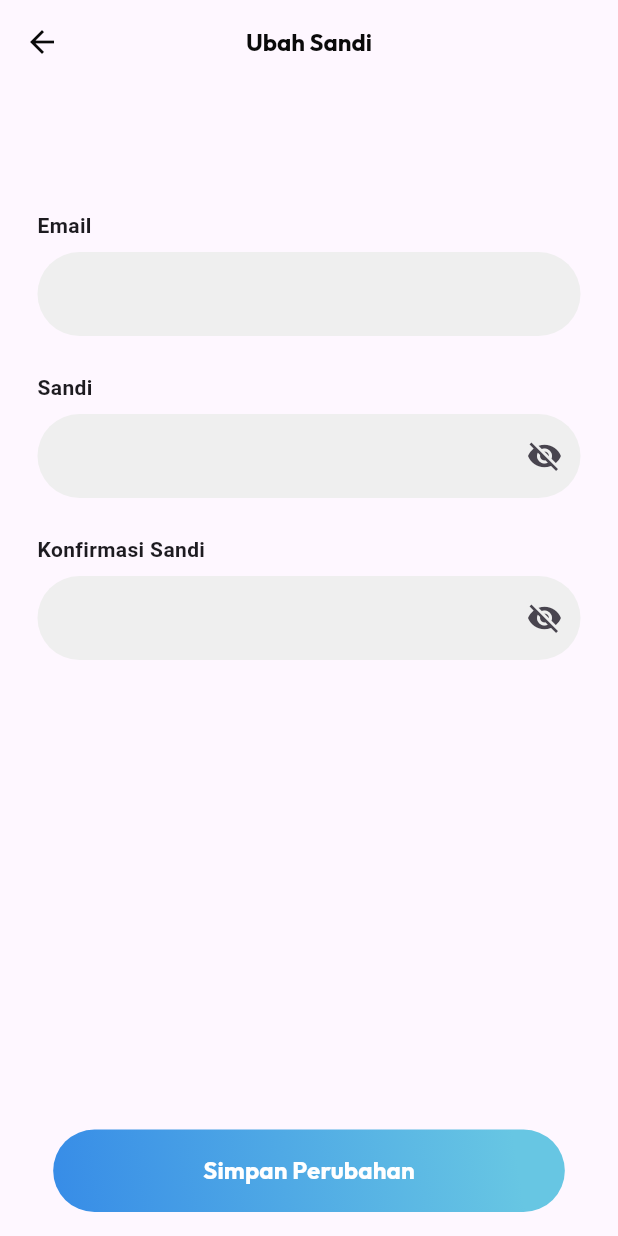
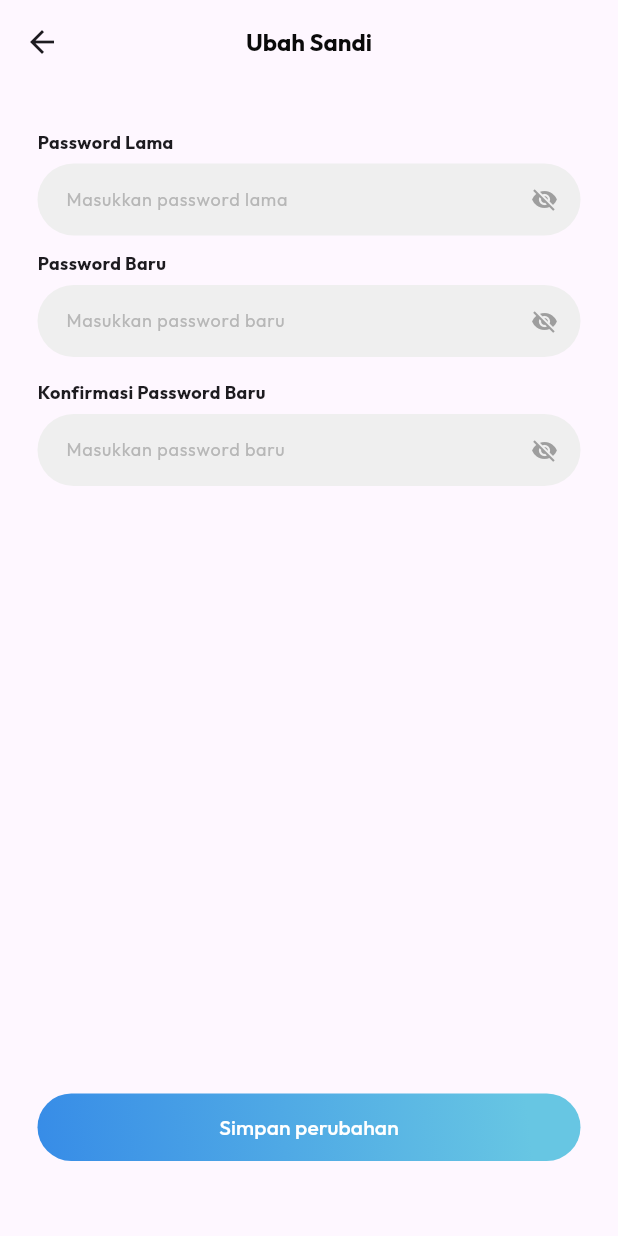
Before and after one commit to iqbal-rahmatullah/KonsulDok-App, a Flutter app: the UbahSandiPage screen opened directly, on a phone screen of 412 x 824 dp. Run offline on Flutter 3.47's test engine with Material 3 defaults, Android fonts, the phone set to English and light mode, and no system bars; our stand-ins replace another_flushbar, bloc, date_picker_timeline, dio, flutter_bloc, flutter_rating_bar and 7 more; missing offline and left inert: svg_flutter; accounts and stored records are empty.

Commit message:
Feature change password

```diff
--- a/lib/features/auth/domain/repositories/auth_repositories.dart
+++ b/lib/features/auth/domain/repositories/auth_repositories.dart
@@ -19,4 +19,9 @@ abstract class AuthRepository {
   void saveToken({required String token});
 
   Future<Either<Failure, User>> getUser();
+
+  Future<Either<Failure, void>> changePassword({
+    required String oldPassword,
+    required String newPassword,
+  });
 }
--- /dev/null
+++ b/lib/features/auth/domain/usecase/change_password.dart
@@ -0,0 +1,26 @@
+import 'package:fpdart/fpdart.dart';
+import 'package:konsul_dok/features/auth/domain/repositories/auth_repositories.dart';
+import 'package:konsul_dok/utils/error/failure.dart';
+import 'package:konsul_dok/utils/usecase/usecase.dart';
+
+class ChangePasswordCase implements UseCase<void, ChangePasswordParams> {
+  final AuthRepository repository;
+
+  ChangePasswordCase(this.repository);
+
+  @override
+  Future<Either<Failure, void>> call(ChangePasswordParams params) async {
+    return await repository.changePassword(
+        newPassword: params.newPassword, oldPassword: params.oldPassword);
+  }
+}
+
+class ChangePasswordParams {
+  final String oldPassword;
+  final String newPassword;
+
+  ChangePasswordParams({
+    required this.oldPassword,
+    required this.newPassword,
+  });
+}
--- a/lib/features/auth/presentation/bloc/auth_bloc.dart
+++ b/lib/features/auth/presentation/bloc/auth_bloc.dart
@@ -2,6 +2,7 @@ import 'package:flutter/material.dart';
 import 'package:flutter_bloc/flutter_bloc.dart';
 import 'package:konsul_dok/features/auth/data/datasource/auth_local_datasource.dart';
 import 'package:konsul_dok/features/auth/domain/entities/user.dart';
+import 'package:konsul_dok/features/auth/domain/usecase/change_password.dart';
 import 'package:konsul_dok/features/auth/domain/usecase/get_user.dart';
 import 'package:konsul_dok/features/auth/domain/usecase/user_save_token.dart';
 import 'package:konsul_dok/features/auth/domain/usecase/user_signin.dart';
@@ -17,6 +18,7 @@ class AuthBloc extends Bloc<AuthEvent, AuthState> {
   final SaveToken _saveToken;
   final GetUser _getUser;
   final AuthLocalDataSource _authLocalDataSource;
+  final ChangePasswordCase _changePasswordCase;
 
   AuthBloc({
     required UserSignUp userSignUp,
@@ -24,11 +26,13 @@ class AuthBloc extends Bloc<AuthEvent, AuthState> {
     required SaveToken saveToken,
     required GetUser getUser,
     required AuthLocalDataSource authLocalDataSource,
+    required ChangePasswordCase changePasswordCase,
   })  : _userSignUp = userSignUp,
         _userSignIn = userSignIn,
         _saveToken = saveToken,
         _getUser = getUser,
         _authLocalDataSource = authLocalDataSource,
+        _changePasswordCase = changePasswordCase,
         super(AuthInitial()) {
     on<AuthEvent>((_, emit) => emit(AuthLoading()));
     on<AuthSignUp>(_onAuthSignUp);
@@ -49,6 +53,17 @@ class AuthBloc extends Bloc<AuthEvent, AuthState> {
         emit(AuthLogoutSuccess());
       },
     );
+    on<AuthChangePasswordEvent>((event, emit) async {
+      final response = await _changePasswordCase(ChangePasswordParams(
+        oldPassword: event.oldPassword,
+        newPassword: event.newPassword,
+      ));
+
+      response.fold(
+        (failure) => emit(AuthChangePasswordFailed(message: failure.message)),
+        (message) => emit(AuthChangePasswordSucces()),
+      );
+    });
   }
 
   void _onAuthSignUp(
--- a/lib/features/auth/presentation/bloc/auth_event.dart
+++ b/lib/features/auth/presentation/bloc/auth_event.dart
@@ -36,3 +36,11 @@ final class AuthSaveToken extends AuthEvent {
 final class AuthGetUser extends AuthEvent {}
 
 final class AuthLogout extends AuthEvent {}
+
+final class AuthChangePasswordEvent extends AuthEvent {
+  final String oldPassword;
+  final String newPassword;
+
+  AuthChangePasswordEvent(
+      {required this.oldPassword, required this.newPassword});
+}
--- a/lib/features/auth/presentation/bloc/auth_state.dart
+++ b/lib/features/auth/presentation/bloc/auth_state.dart
@@ -44,3 +44,11 @@ final class AuthSuccessSaveToken extends AuthState {
 }
 
 final class AuthLogoutSuccess extends AuthState {}
+
+final class AuthChangePasswordSucces extends AuthState {}
+
+final class AuthChangePasswordFailed extends AuthState {
+  final String message;
+
+  AuthChangePasswordFailed({required this.message});
+}
--- a/lib/features/dashboard/patient/pages/profile_page.dart
+++ b/lib/features/dashboard/patient/pages/profile_page.dart
@@ -136,7 +136,7 @@ class ProfilePage extends StatelessWidget {
                           color: MyColor.biru,
                         ),
                         onTap: () {
-                          const FavoritePage();
+                          context.goNamed('change_password');
                         },
                       ),
                       const SizedBox(
--- a/lib/init_dependencies.dart
+++ b/lib/init_dependencies.dart
@@ -17,6 +17,7 @@ import 'package:konsul_dok/features/auth/data/datasource/auth_local_datasource.d
 import 'package:konsul_dok/features/auth/data/datasource/auth_remote_datasource.dart';
 import 'package:konsul_dok/features/auth/data/repositories/auth_repository_impl.dart';
 import 'package:konsul_dok/features/auth/domain/repositories/auth_repositories.dart';
+import 'package:konsul_dok/features/auth/domain/usecase/change_password.dart';
 import 'package:konsul_dok/features/auth/domain/usecase/get_user.dart';
 import 'package:konsul_dok/features/auth/domain/usecase/user_save_token.dart';
 import 'package:konsul_dok/features/auth/domain/usecase/user_signin.dart';
--- a/lib/init_dependencies.main.dart
+++ b/lib/init_dependencies.main.dart
@@ -197,6 +197,11 @@ void _initAuth() {
         repository: serviceLocator(),
       ),
     )
+    ..registerFactory(
+      () => ChangePasswordCase(
+        serviceLocator(),
+      ),
+    )
     ..registerLazySingleton(
       () => AuthBloc(
         userSignUp: serviceLocator(),
@@ -204,6 +209,7 @@ void _initAuth() {
         saveToken: serviceLocator(),
         getUser: serviceLocator(),
         authLocalDataSource: serviceLocator(),
+        changePasswordCase: serviceLocator(),
       ),
     );
 }
--- a/lib/pages/ubah_sandi_page.dart
+++ b/lib/pages/ubah_sandi_page.dart
@@ -1,176 +1,121 @@
 import 'package:flutter/material.dart';
+import 'package:flutter/scheduler.dart';
+import 'package:flutter_bloc/flutter_bloc.dart';
+import 'package:konsul_dok/features/auth/presentation/bloc/auth_bloc.dart';
 import 'package:konsul_dok/utils/color.dart';
 import 'package:konsul_dok/utils/spacing.dart';
 import 'package:konsul_dok/utils/textstyle.dart';
+import 'package:konsul_dok/widgets/button_widget.dart';
+import 'package:konsul_dok/widgets/custom_snackbar.dart';
+import 'package:konsul_dok/widgets/textform_field.dart';
 
 class UbahSandiPage extends StatefulWidget {
-  const UbahSandiPage({Key? key}) : super(key: key);
+  const UbahSandiPage({super.key});
 
   @override
-  _UbahSandiPageState createState() => _UbahSandiPageState();
+  State<UbahSandiPage> createState() => _UbahSandiPageState();
 }
 
 class _UbahSandiPageState extends State<UbahSandiPage> {
   final _formKey = GlobalKey<FormState>();
-  final TextEditingController _emailController = TextEditingController();
-  final TextEditingController _passwordController = TextEditingController();
-  final TextEditingController _confirmPasswordController = TextEditingController();
-  bool _isPasswordVisible = false;
-  bool _isConfirmPasswordVisible = false;
+  Map formData = {
+    "lastPassword": TextEditingController(),
+    "newPassword": TextEditingController(),
+    "confirmPassword": TextEditingController(),
+  };
 
   @override
   void dispose() {
-    _emailController.dispose();
-    _passwordController.dispose();
-    _confirmPasswordController.dispose();
+    formData['lastPassword'].dispose();
+    formData['newPassword'].dispose();
+
     super.dispose();
   }
 
   @override
   Widget build(BuildContext context) {
+    return BlocConsumer<AuthBloc, AuthState>(
+      listener: (context, state) {
+        if (state is AuthChangePasswordFailed) {
+          CustomSnackbar.showErrorSnackbar(context, state.message);
+        } else if (state is AuthChangePasswordSucces) {
+          SchedulerBinding.instance.addPostFrameCallback((_) {
+            CustomSnackbar.showSuccessSnackbar(
+                context, "Anda berhasil mengganti password.");
+          });
+          context.read<AuthBloc>().add(AuthGetUser());
+        }
+      },
+      builder: (context, state) {
         return Scaffold(
           appBar: AppBar(
-        centerTitle: true,
             title: Text(
               'Ubah Sandi',
               style: MyTextStyle.subheder.copyWith(color: MyColor.blackAppbar),
             ),
-        leading: IconButton(
-          icon: const Icon(Icons.arrow_back, color: MyColor.blackAppbar),
-          onPressed: () {
-            Navigator.pop(context);
-          },
+            centerTitle: true,
           ),
+          body: Container(
+            padding: MySpacing.paddingPage.copyWith(top: 30),
+            child: formSection(),
           ),
-      body: Stack(
-        children: [
-          Padding(
-            padding: MySpacing.paddingPage,
-            child: Form(
-              key: _formKey,
-              child: ListView(
-                children: [
-                  SizedBox(height: 16.0),
-                  _buildEditField(
-                    controller: _emailController,
-                    label: 'Email',
-                    isPassword: false,
-                  ),
-                  SizedBox(height: 16.0),
-                  _buildEditField(
-                    controller: _passwordController,
-                    label: 'Sandi',
-                    isPassword: true,
-                    isVisible: _isPasswordVisible,
-                    onVisibilityChanged: () {
-                      setState(() {
-                        _isPasswordVisible = !_isPasswordVisible;
-                      });
-                    },
-                  ),
-                  SizedBox(height: 16.0),
-                  _buildEditField(
-                    controller: _confirmPasswordController,
-                    label: 'Konfirmasi Sandi',
-                    isPassword: true,
-                    isVisible: _isConfirmPasswordVisible,
-                    onVisibilityChanged: () {
-                      setState(() {
-                        _isConfirmPasswordVisible = !_isConfirmPasswordVisible;
-                      });
-                    },
-                  ),
-                  SizedBox(height: 100.0),
-                ],
-              ),
-            ),
-          ),
-          Align(
-            alignment: Alignment.bottomCenter,
-            child: Padding(
-              padding: const EdgeInsets.all(16.0),
-              child: Container(
-                decoration: BoxDecoration(
-                  gradient: MyColor.gradientBiru,
-                  borderRadius: BorderRadius.circular(32.0),
-                ),
-                child: ElevatedButton(
-                  onPressed: () {
+          bottomNavigationBar: Padding(
+            padding: MySpacing.paddingPage.copyWith(top: 0, bottom: 50),
+            child: myButtonWidget(
+                text: "Simpan perubahan",
+                isLoading: state is AuthLoading,
+                onTap: () {
                   if (_formKey.currentState!.validate()) {
-                      ScaffoldMessenger.of(context).showSnackBar(
-                        SnackBar(content: Text('Sandi Telah Diperbarui')),
+                    if (formData['newPassword'].text !=
+                        formData['confirmPassword'].text) {
+                      CustomSnackbar.showErrorSnackbar(context,
+                          "Password baru yang anda masukkan tidak sama");
+                      return;
+                    }
+
+                    context.read<AuthBloc>().add(
+                          AuthChangePasswordEvent(
+                              oldPassword: formData['lastPassword'].text,
+                              newPassword: formData['newPassword'].text),
                         );
                   }
+                }),
+          ),
+        );
       },
-                  child: Text(
-                    'Simpan Perubahan',
-                    style: MyTextStyle.subheder.copyWith(color: Colors.white),
-                  ),
-                  style: ElevatedButton.styleFrom(
-                    backgroundColor: Colors.transparent,
-                    shadowColor: Colors.transparent,
-                    padding: EdgeInsets.symmetric(vertical: 16.0, horizontal: 100.0),
-                    shape: RoundedRectangleBorder(
-                      borderRadius: BorderRadius.circular(32.0),
-                    ),
-                  ),
-                ),
-              ),
-            ),
-          ),
-        ],
-      ),
     );
   }
 
-  Widget _buildEditField({
-    required TextEditingController controller,
-    required String label,
-    bool isPassword = false,
-    bool isVisible = false,
-    VoidCallback? onVisibilityChanged,
-  }) {
-    return Column(
-      crossAxisAlignment: CrossAxisAlignment.start,
+  Widget formSection() {
+    return Form(
+        key: _formKey,
+        child: Column(
           children: [
-        SizedBox(height: 8),
-        Text(
-          label,
-          style: TextStyle(fontWeight: FontWeight.bold),
-          textAlign: TextAlign.end,
+            TextForm(
+              label: "Password Lama",
+              hintText: "Masukkan password lama",
+              controller: formData['lastPassword'],
+              isObsecure: true,
             ),
-        SizedBox(height: 8),
-        TextFormField(
-          controller: controller,
-          obscureText: isPassword && !isVisible,
-          decoration: InputDecoration(
-            border: OutlineInputBorder(
-              borderRadius: BorderRadius.circular(32.0),
-              borderSide: BorderSide.none,
+            const SizedBox(
+              height: 10,
             ),
-            fillColor: MyColor.putihForm,
-            filled: true,
-            suffixIcon: isPassword
-                ? IconButton(
-                    icon: Icon(isVisible ? Icons.visibility : Icons.visibility_off),
-                    onPressed: onVisibilityChanged,
-                  )
-                : null,
+            TextForm(
+              label: "Password Baru",
+              hintText: "Masukkan password baru",
+              controller: formData['newPassword'],
+              isObsecure: true,
             ),
-          validator: (value) {
-            if (value == null || value.isEmpty) {
-              return 'Please enter value';
-            }
-            return null;
-          },
+            const SizedBox(
+              height: 15,
+            ),
+            TextForm(
+              label: "Konfirmasi Password Baru",
+              hintText: "Masukkan password baru",
+              controller: formData['confirmPassword'],
+              isObsecure: true,
             ),
           ],
-    );
+        ));
   }
 }
-
-void main() {
-  runApp(MaterialApp(
-    home: UbahSandiPage(),
-  ));
-}
--- a/lib/utils/api.dart
+++ b/lib/utils/api.dart
@@ -1,3 +1,3 @@
 class ApiEnv {
-  static const String apiUrl = 'http://192.168.18.75:3000/api/v1';
+  static const String apiUrl = 'http://192.168.0.26:3000/api/v1';
 }
--- a/lib/utils/route.dart
+++ b/lib/utils/route.dart
@@ -14,6 +14,7 @@ import 'package:konsul_dok/features/doctor/presentation/pages/detail_dokter.dart
 import 'package:konsul_dok/features/doctor/presentation/pages/poli_page.dart';
 import 'package:konsul_dok/main.dart';
 import 'package:konsul_dok/pages/loading_page.dart';
+import 'package:konsul_dok/pages/ubah_sandi_page.dart';
 import 'package:konsul_dok/utils/success_order/success_order_args.dart';
 
 final GoRouter router = GoRouter(routes: [
@@ -127,6 +128,12 @@ final GoRouter router = GoRouter(routes: [
           );
         },
       ),
+      GoRoute(
+          path: 'change_password',
+          name: "change_password",
+          builder: (context, state) {
+            return UbahSandiPage();
+          }),
     ],
   ),
   GoRoute(
```
Also changed, not shown: lib/features/auth/data/datasource/auth_remote_datasource.dart (+34 -0 lines), lib/features/auth/data/repositories/auth_repository_impl.dart (+14 -0 lines). Lines whose indentation alone changed are shown as unchanged.
